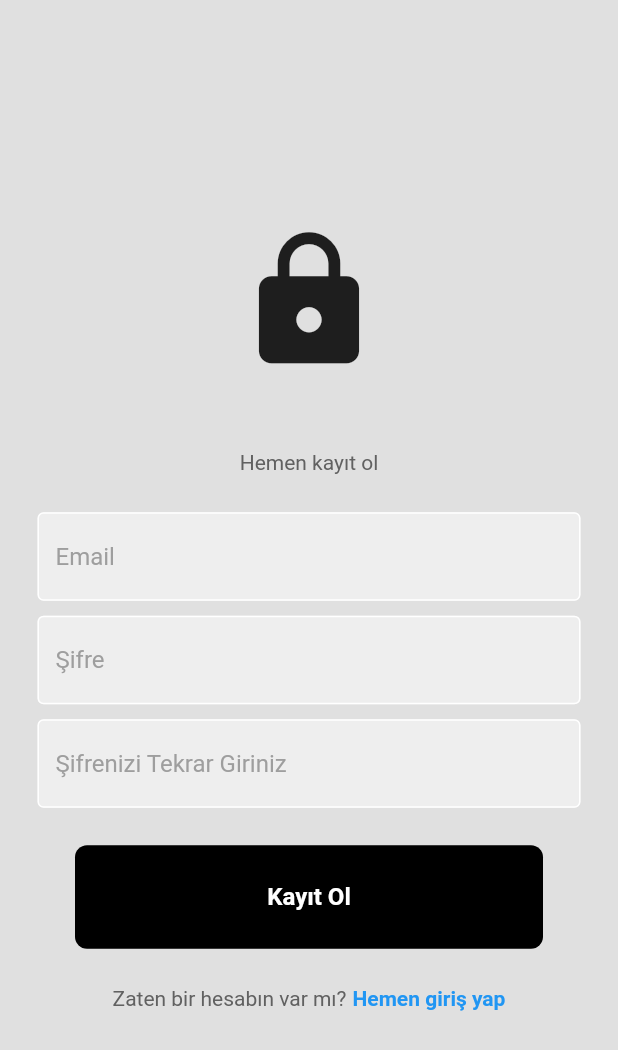
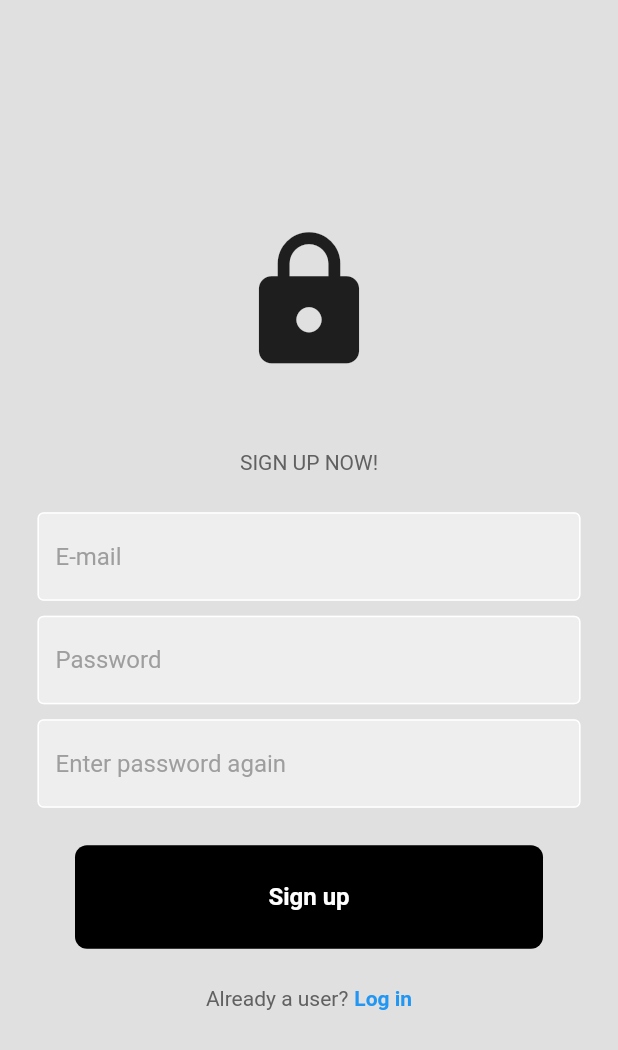
Before and after one commit to emirhannerdogan/FaceApp, a Flutter app: the screen it shows after launch, after a tap on "Create account", on a phone screen of 412 x 824 dp. Shown: the top 1050 px of the screen. Run offline on Flutter 3.47's test engine with Material 2 defaults, Android fonts, the phone set to English and light mode, and no system bars; our stand-ins replace curved_navigation_bar, firebase_auth, firebase_core, rive; accounts and stored records are empty; network calls fail.

Commit message:
Done minor fixes

```diff
--- a/Project Files/lib/Auth/login_or_register.dart
+++ b/Project Files/lib/Auth/login_or_register.dart
@@ -1,6 +1,6 @@
 import 'package:flutter/material.dart';
-import 'package:faceapp/Pages/login_page.dart';
-import 'package:faceapp/Pages/register_page.dart';
+import 'package:faceapp/Pages/Login/login_page.dart';
+import 'package:faceapp/Pages/Login/register_page.dart';
 
 class LoginOrRegister extends StatefulWidget {
   const LoginOrRegister({Key? key}) : super(key: key);
--- a/Project Files/lib/Components/auth_page.dart
+++ b/Project Files/lib/Components/auth_page.dart
@@ -1,7 +1,7 @@
 import 'package:firebase_auth/firebase_auth.dart';
 import 'package:flutter/material.dart';
 import 'package:faceapp/Auth/login_or_register.dart';
-import 'package:faceapp/Pages/homepage.dart';
+import 'package:faceapp/Pages/Login/homepage.dart';
 
 class AuthPage extends StatelessWidget {
   const AuthPage({Key? key}) : super(key: key);
--- a/Project Files/lib/Pages/login_page.dart
+++ b/Project Files/lib/Pages/Login/login_page.dart
@@ -78,7 +78,7 @@ class _LoginPageState extends State<LoginPage> {
                 controller: emailTextController,
                 keyboardType: TextInputType.emailAddress,
                 decoration: InputDecoration(
-                  hintText: "E mail",
+                  hintText: "E-mail",
                   prefixIcon: const Icon(Icons.mail),
                   border: OutlineInputBorder(
                     borderRadius: BorderRadius.circular(12),
--- a/Project Files/lib/Pages/register_page.dart
+++ b/Project Files/lib/Pages/Login/register_page.dart
@@ -58,7 +58,7 @@ class _RegisterPageState extends State<RegisterPage> {
               ),
 
               Text(
-                "Hemen kayıt ol",
+                "SIGN UP NOW!",
                 style: TextStyle(color: Colors.grey[700]),
               ),
 
@@ -68,7 +68,7 @@ class _RegisterPageState extends State<RegisterPage> {
 
               MyTextField(
                   controller: emailTextController,
-                  hintText: 'Email',
+                  hintText: 'E-mail',
                   obscureText: false),
 
               const SizedBox(
@@ -77,7 +77,7 @@ class _RegisterPageState extends State<RegisterPage> {
 
               MyTextField(
                   controller: passwordTextController,
-                  hintText: 'Şifre',
+                  hintText: 'Password',
                   obscureText: true),
 
               const SizedBox(
@@ -86,7 +86,7 @@ class _RegisterPageState extends State<RegisterPage> {
 
               MyTextField(
                   controller: confirmPasswordTextController,
-                  hintText: 'Şifrenizi Tekrar Giriniz',
+                  hintText: 'Enter password again',
                   obscureText: true),
 
               const SizedBox(
@@ -95,7 +95,7 @@ class _RegisterPageState extends State<RegisterPage> {
 
               MyButton(
                 onTap: signUp,
-                buttonText: "Kayıt Ol",
+                buttonText: "Sign up",
               ),
 
               const SizedBox(
@@ -106,7 +106,7 @@ class _RegisterPageState extends State<RegisterPage> {
                 mainAxisAlignment: MainAxisAlignment.center,
                 children: [
                   Text(
-                    "Zaten bir hesabın var mı?",
+                    "Already a user?",
                     style: TextStyle(color: Colors.grey[700]),
                   ),
                   const SizedBox(
@@ -115,7 +115,7 @@ class _RegisterPageState extends State<RegisterPage> {
                   GestureDetector(
                       onTap: widget.onTap,
                       child: const Text(
-                        "Hemen giriş yap",
+                        "Log in",
                         style: TextStyle(
                             fontWeight: FontWeight.bold, color: Colors.blue),
                       ))
--- a/Project Files/lib/main.dart
+++ b/Project Files/lib/main.dart
@@ -1,7 +1,7 @@
 import 'package:flutter/material.dart';
 import 'package:faceapp/Components/auth_page.dart';
 import 'package:firebase_core/firebase_core.dart';
-import 'Pages/firebase_options.dart';
+import 'Auth/firebase_options.dart';
 
 void main() async {
   WidgetsFlutterBinding.ensureInitialized();
```
Also changed, not shown: Project Files/lib/Auth/firebase_options.dart (renamed from Project Files/lib/Pages/firebase_options.dart), Project Files/lib/Pages/Login/homepage.dart (renamed from Project Files/lib/Pages/homepage.dart).
